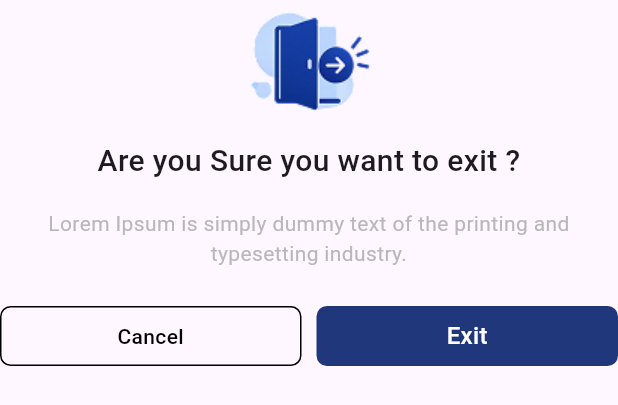
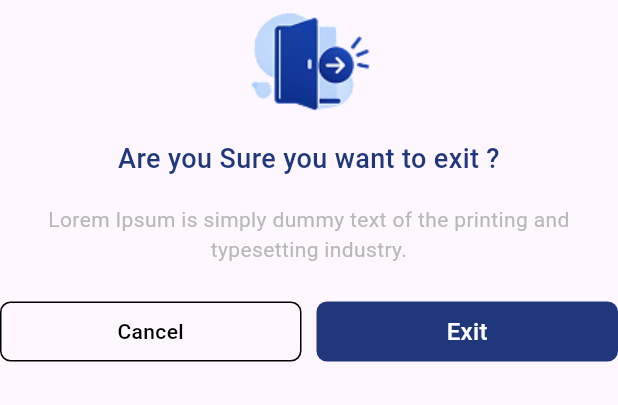
Before and after one commit to Divadine/LostAndFound, a Flutter app: the ExitAppPopUp widget shown alone on an empty page, opened directly, on a phone screen of 412 x 824 dp. Shown: the top 405 px of the screen. Run offline on Flutter 3.47's test engine with Material 3 defaults, Android fonts, the phone set to English and light mode, and no system bars; our stand-ins replace cached_network_image, cloud_firestore, connectivity_plus, device_info_plus, dio, dotted_border and 15 more; missing offline and left inert: audio_waveforms, record, webview_flutter_android; accounts and stored records are empty; network calls fail; Roboto replaces fonts that are missing (BricolageGrotesque); project files that could hold a hidden picture were left out.

```diff
--- a/lib/utils/app_dialog.dart
+++ b/lib/utils/app_dialog.dart
@@ -3178,8 +3178,9 @@ class _ExitAppPopUpState extends State<ExitAppPopUp> with WidgetsBindingObserver
         AppText(
           text: 'Are you Sure you want to exit ? ',
           fontWeight: FontWeight.w500,
-          fontSize: 20,
+          fontSize: 18,
           textAlign: TextAlign.center,
+          color: AppColors.primaryColor,
         ),
         SizedBox(height: 7),
         AppText(
```
